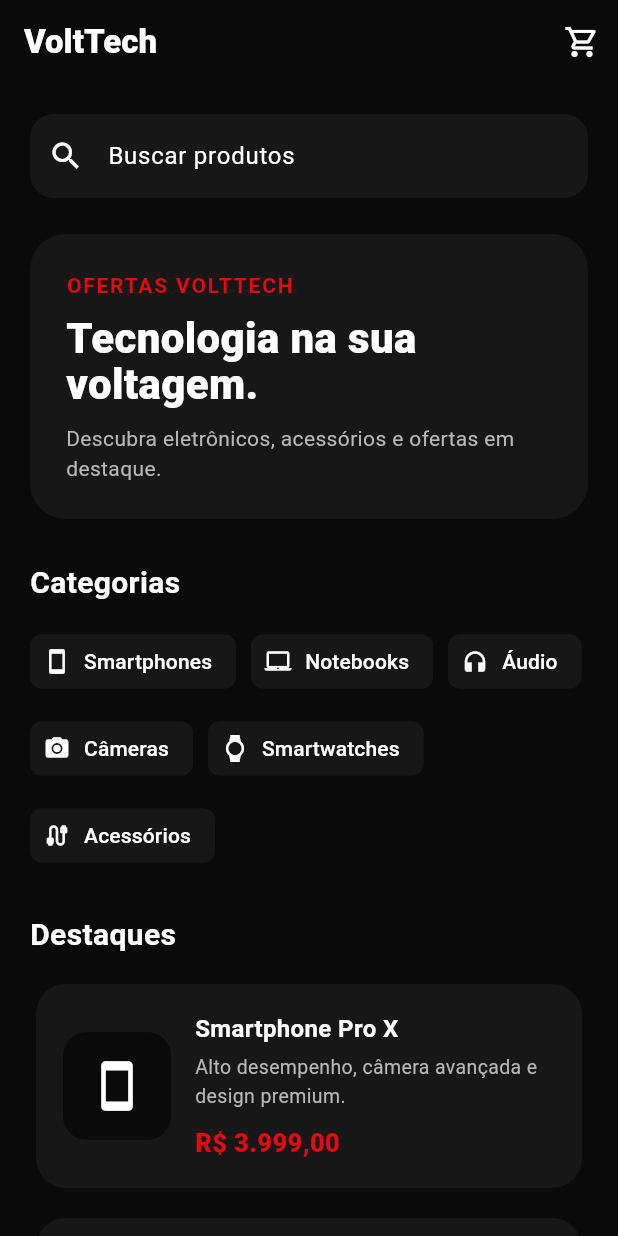
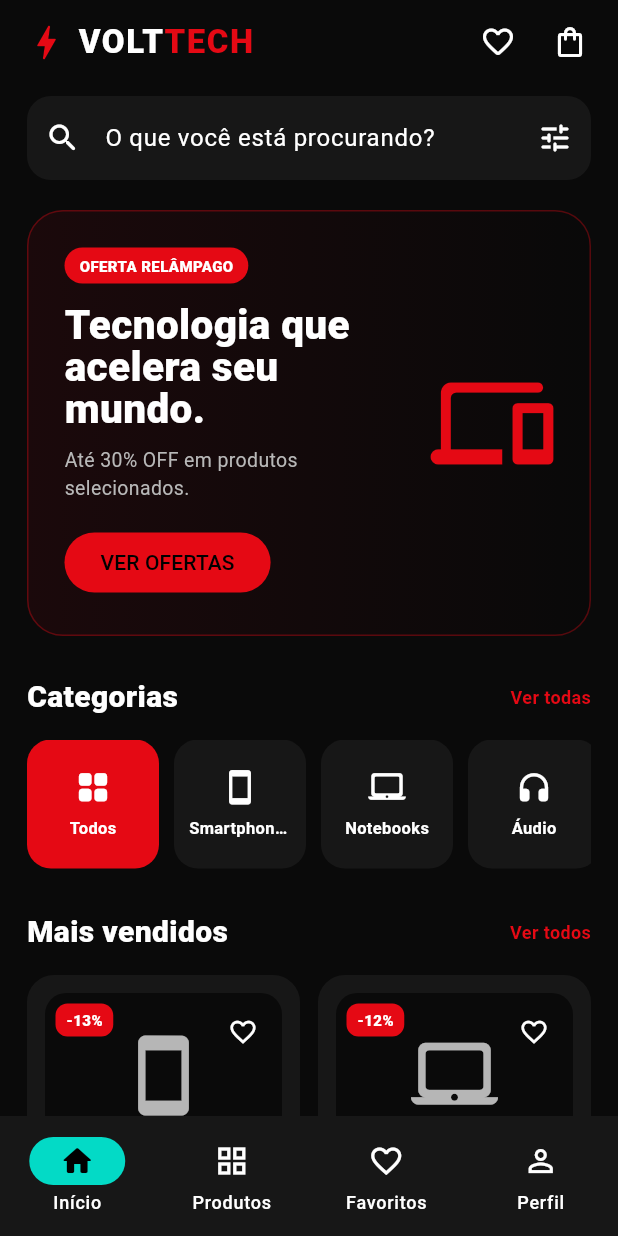
Before and after one commit to camposdigo/VoltTech, a Flutter app: the screen it shows after launch, on a phone screen of 412 x 824 dp. Run offline on Flutter 3.47's test engine with Material 3 defaults, Android fonts, the light colour scheme and no system bars.

Commit message:
feat: implementa interface completa da home VoltTech

```diff
--- a/lib/screens/home_screen.dart
+++ b/lib/screens/home_screen.dart
@@ -1,194 +1,218 @@
 import 'package:flutter/material.dart';
 import '../theme/app_theme.dart';
 
-class HomeScreen extends StatelessWidget {
+class HomeScreen extends StatefulWidget {
   const HomeScreen({super.key});
 
   @override
+  State<HomeScreen> createState() => _HomeScreenState();
+}
+
+class _HomeScreenState extends State<HomeScreen> {
+  int currentIndex = 0;
+  int cartItems = 0;
+  String selectedCategory = 'Todos';
+
+  final categories = const [
+    ('Todos', Icons.grid_view_rounded),
+    ('Smartphones', Icons.smartphone_rounded),
+    ('Notebooks', Icons.laptop_mac_rounded),
+    ('Áudio', Icons.headphones_rounded),
+    ('Câmeras', Icons.photo_camera_rounded),
+    ('Smartwatches', Icons.watch_rounded),
+    ('Acessórios', Icons.cable_rounded),
+  ];
+
+  final products = const [
+    Product('Smartphone Pro X', 'Smartphones', 'R\$ 3.999,00', 'R\$ 4.599,00', Icons.smartphone_rounded, 13),
+    Product('Notebook Ultra', 'Notebooks', 'R\$ 5.499,00', 'R\$ 6.299,00', Icons.laptop_mac_rounded, 12),
+    Product('Headphone Air Max', 'Áudio', 'R\$ 899,00', 'R\$ 1.099,00', Icons.headphones_rounded, 18),
+    Product('Smartwatch Vision', 'Smartwatches', 'R\$ 1.299,00', 'R\$ 1.599,00', Icons.watch_rounded, 19),
+    Product('Câmera Vision 4K', 'Câmeras', 'R\$ 2.799,00', 'R\$ 3.199,00', Icons.photo_camera_rounded, 12),
+    Product('Carregador Turbo 65W', 'Acessórios', 'R\$ 199,00', 'R\$ 249,00', Icons.bolt_rounded, 20),
+  ];
+
+  @override
   Widget build(BuildContext context) {
+    final visible = selectedCategory == 'Todos'
+        ? products
+        : products.where((p) => p.category == selectedCategory).toList();
+
     return Scaffold(
       appBar: AppBar(
-        title: const Text(
-          'VoltTech',
-          style: TextStyle(fontWeight: FontWeight.w800),
+        title: const Row(children: [
+          Icon(Icons.bolt_rounded, color: AppTheme.primary, size: 30),
+          SizedBox(width: 6),
+          Text('VOLT', style: TextStyle(fontWeight: FontWeight.w900, letterSpacing: 1)),
+          Text('TECH', style: TextStyle(color: AppTheme.primary, fontWeight: FontWeight.w900, letterSpacing: 1)),
+        ]),
+        actions: [
+          IconButton(onPressed: () {}, icon: const Icon(Icons.favorite_border_rounded)),
+          Badge(
+            label: Text('$cartItems'),
+            isLabelVisible: cartItems > 0,
+            child: IconButton(onPressed: () {}, icon: const Icon(Icons.shopping_bag_outlined)),
           ),
-        actions: [
-          IconButton(
-            onPressed: () {},
-            icon: const Icon(Icons.shopping_cart_outlined),
-          ),
+          const SizedBox(width: 8),
         ],
       ),
-      body: ListView(
-        padding: const EdgeInsets.all(20),
+      body: SafeArea(
+        child: ListView(
+          padding: const EdgeInsets.fromLTRB(18, 8, 18, 28),
           children: [
             TextField(
-            decoration: const InputDecoration(
-              hintText: 'Buscar produtos',
-              prefixIcon: Icon(Icons.search),
+              decoration: InputDecoration(
+                hintText: 'O que você está procurando?',
+                prefixIcon: const Icon(Icons.search_rounded),
+                suffixIcon: IconButton(onPressed: () {}, icon: const Icon(Icons.tune_rounded)),
+                filled: true,
+                fillColor: AppTheme.surface,
+                border: OutlineInputBorder(borderRadius: BorderRadius.circular(16), borderSide: BorderSide.none),
               ),
             ),
-          const SizedBox(height: 24),
+            const SizedBox(height: 20),
             Container(
               padding: const EdgeInsets.all(24),
               decoration: BoxDecoration(
-              color: AppTheme.surface,
+                gradient: const LinearGradient(colors: [Color(0xFF1B090B), Color(0xFF090909)]),
                 borderRadius: BorderRadius.circular(24),
+                border: Border.all(color: AppTheme.primary.withValues(alpha: .35)),
               ),
-            child: const Column(
-              crossAxisAlignment: CrossAxisAlignment.start,
-              children: [
-                Text(
-                  'OFERTAS VOLTTECH',
-                  style: TextStyle(
-                    color: AppTheme.primary,
-                    fontWeight: FontWeight.w700,
-                    letterSpacing: 1.2,
+              child: Row(children: [
+                Expanded(child: Column(crossAxisAlignment: CrossAxisAlignment.start, children: [
+                  Container(
+                    padding: const EdgeInsets.symmetric(horizontal: 10, vertical: 5),
+                    decoration: BoxDecoration(color: AppTheme.primary, borderRadius: BorderRadius.circular(20)),
+                    child: const Text('OFERTA RELÂMPAGO', style: TextStyle(fontSize: 10, fontWeight: FontWeight.w900)),
+                  ),
+                  const SizedBox(height: 14),
+                  const Text('Tecnologia que\nacelera seu mundo.', style: TextStyle(fontSize: 27, fontWeight: FontWeight.w900, height: 1.05)),
+                  const SizedBox(height: 10),
+                  const Text('Até 30% OFF em produtos selecionados.', style: TextStyle(color: AppTheme.textSecondary, fontSize: 13)),
+                  const SizedBox(height: 16),
+                  FilledButton(onPressed: () {}, child: const Text('VER OFERTAS')),
+                ])),
+                const SizedBox(width: 10),
+                const Icon(Icons.devices_rounded, size: 82, color: AppTheme.primary),
+              ]),
+            ),
+            const SizedBox(height: 26),
+            const _SectionTitle(title: 'Categorias', action: 'Ver todas'),
+            const SizedBox(height: 14),
+            SizedBox(
+              height: 86,
+              child: ListView.separated(
+                scrollDirection: Axis.horizontal,
+                itemCount: categories.length,
+                separatorBuilder: (_, __) => const SizedBox(width: 10),
+                itemBuilder: (_, i) {
+                  final item = categories[i];
+                  final active = selectedCategory == item.$1;
+                  return InkWell(
+                    borderRadius: BorderRadius.circular(16),
+                    onTap: () => setState(() => selectedCategory = item.$1),
+                    child: Container(
+                      width: 88,
+                      padding: const EdgeInsets.all(10),
+                      decoration: BoxDecoration(
+                        color: active ? AppTheme.primary : AppTheme.surface,
+                        borderRadius: BorderRadius.circular(16),
+                      ),
+                      child: Column(mainAxisAlignment: MainAxisAlignment.center, children: [
+                        Icon(item.$2, size: 25),
+                        const SizedBox(height: 7),
+                        Text(item.$1, maxLines: 1, overflow: TextOverflow.ellipsis, style: const TextStyle(fontSize: 11, fontWeight: FontWeight.w600)),
+                      ]),
+                    ),
+                  );
+                },
               ),
             ),
-                SizedBox(height: 10),
-                Text(
-                  'Tecnologia na sua voltagem.',
-                  style: TextStyle(
-                    fontSize: 28,
-                    fontWeight: FontWeight.w800,
-                    height: 1.1,
+            const SizedBox(height: 28),
+            const _SectionTitle(title: 'Mais vendidos', action: 'Ver todos'),
+            const SizedBox(height: 14),
+            GridView.builder(
+              shrinkWrap: true,
+              physics: const NeverScrollableScrollPhysics(),
+              itemCount: visible.length,
+              gridDelegate: const SliverGridDelegateWithFixedCrossAxisCount(crossAxisCount: 2, childAspectRatio: .63, crossAxisSpacing: 12, mainAxisSpacing: 12),
+              itemBuilder: (_, i) => _ProductCard(product: visible[i], onAdd: () => setState(() => cartItems++)),
             ),
-                ),
-                SizedBox(height: 10),
-                Text(
-                  'Descubra eletrônicos, acessórios e ofertas em destaque.',
-                  style: TextStyle(color: AppTheme.textSecondary),
+            const SizedBox(height: 28),
+            Container(
+              padding: const EdgeInsets.all(20),
+              decoration: BoxDecoration(color: AppTheme.surface, borderRadius: BorderRadius.circular(20)),
+              child: const Row(mainAxisAlignment: MainAxisAlignment.spaceAround, children: [
+                _Benefit(Icons.local_shipping_outlined, 'Entrega rápida'),
+                _Benefit(Icons.verified_user_outlined, 'Compra segura'),
+                _Benefit(Icons.workspace_premium_outlined, 'Garantia'),
+              ]),
             ),
           ],
         ),
       ),
-          const SizedBox(height: 28),
-          const Text(
-            'Categorias',
-            style: TextStyle(fontSize: 20, fontWeight: FontWeight.w700),
-          ),
-          const SizedBox(height: 14),
-          Wrap(
-            spacing: 10,
-            runSpacing: 10,
-            children: const [
-              _CategoryChip(icon: Icons.smartphone, label: 'Smartphones'),
-              _CategoryChip(icon: Icons.laptop_mac, label: 'Notebooks'),
-              _CategoryChip(icon: Icons.headphones, label: 'Áudio'),
-              _CategoryChip(icon: Icons.photo_camera, label: 'Câmeras'),
-              _CategoryChip(icon: Icons.watch, label: 'Smartwatches'),
-              _CategoryChip(icon: Icons.cable, label: 'Acessórios'),
-            ],
-          ),
-          const SizedBox(height: 28),
-          const Text(
-            'Destaques',
-            style: TextStyle(fontSize: 20, fontWeight: FontWeight.w700),
-          ),
-          const SizedBox(height: 14),
-          const _ProductCard(
-            name: 'Smartphone Pro X',
-            description: 'Alto desempenho, câmera avançada e design premium.',
-            price: 'R\$ 3.999,00',
-            icon: Icons.smartphone,
-          ),
-          const SizedBox(height: 12),
-          const _ProductCard(
-            name: 'Notebook Ultra',
-            description: 'Potência para estudar, trabalhar e criar.',
-            price: 'R\$ 5.499,00',
-            icon: Icons.laptop_mac,
-          ),
+      bottomNavigationBar: NavigationBar(
+        selectedIndex: currentIndex,
+        onDestinationSelected: (i) => setState(() => currentIndex = i),
+        destinations: const [
+          NavigationDestination(icon: Icon(Icons.home_outlined), selectedIcon: Icon(Icons.home_rounded), label: 'Início'),
+          NavigationDestination(icon: Icon(Icons.grid_view_outlined), selectedIcon: Icon(Icons.grid_view_rounded), label: 'Produtos'),
+          NavigationDestination(icon: Icon(Icons.favorite_border), selectedIcon: Icon(Icons.favorite), label: 'Favoritos'),
+          NavigationDestination(icon: Icon(Icons.person_outline), selectedIcon: Icon(Icons.person), label: 'Perfil'),
         ],
       ),
     );
   }
 }
 
-class _CategoryChip extends StatelessWidget {
+class Product {
+  final String name, category, price, oldPrice;
   final IconData icon;
-  final String label;
+  final int discount;
+  const Product(this.name, this.category, this.price, this.oldPrice, this.icon, this.discount);
+}
 
-  const _CategoryChip({required this.icon, required this.label});
-
+class _SectionTitle extends StatelessWidget {
+  final String title, action;
+  const _SectionTitle({required this.title, required this.action});
   @override
-  Widget build(BuildContext context) {
-    return Chip(
-      avatar: Icon(icon, size: 18, color: Colors.white),
-      label: Text(label),
-      backgroundColor: AppTheme.surface,
-      side: BorderSide.none,
-      padding: const EdgeInsets.symmetric(horizontal: 8, vertical: 8),
-    );
-  }
+  Widget build(BuildContext context) => Row(mainAxisAlignment: MainAxisAlignment.spaceBetween, children: [
+    Text(title, style: const TextStyle(fontSize: 20, fontWeight: FontWeight.w800)),
+    Text(action, style: const TextStyle(color: AppTheme.primary, fontSize: 12, fontWeight: FontWeight.w700)),
+  ]);
 }
 
 class _ProductCard extends StatelessWidget {
-  final String name;
-  final String description;
-  final String price;
-  final IconData icon;
-
-  const _ProductCard({
-    required this.name,
-    required this.description,
-    required this.price,
-    required this.icon,
-  });
-
+  final Product product;
+  final VoidCallback onAdd;
+  const _ProductCard({required this.product, required this.onAdd});
   @override
-  Widget build(BuildContext context) {
-    return Card(
-      shape: RoundedRectangleBorder(borderRadius: BorderRadius.circular(20)),
-      child: Padding(
-        padding: const EdgeInsets.all(18),
-        child: Row(
-          children: [
-            Container(
-              width: 72,
-              height: 72,
-              decoration: BoxDecoration(
-                color: AppTheme.background,
-                borderRadius: BorderRadius.circular(16),
-              ),
-              child: Icon(icon, size: 36),
-            ),
-            const SizedBox(width: 16),
-            Expanded(
-              child: Column(
-                crossAxisAlignment: CrossAxisAlignment.start,
-                children: [
-                  Text(
-                    name,
-                    style: const TextStyle(
-                      fontSize: 16,
-                      fontWeight: FontWeight.w700,
-                    ),
-                  ),
-                  const SizedBox(height: 5),
-                  Text(
-                    description,
-                    style: const TextStyle(
-                      color: AppTheme.textSecondary,
-                      fontSize: 13,
-                    ),
-                  ),
+  Widget build(BuildContext context) => Container(
+    padding: const EdgeInsets.all(12),
+    decoration: BoxDecoration(color: AppTheme.surface, borderRadius: BorderRadius.circular(18)),
+    child: Column(crossAxisAlignment: CrossAxisAlignment.start, children: [
+      Stack(children: [
+        Container(height: 110, decoration: BoxDecoration(color: AppTheme.background, borderRadius: BorderRadius.circular(14)), child: Center(child: Icon(product.icon, size: 58, color: Colors.white70))),
+        Positioned(top: 7, left: 7, child: Container(padding: const EdgeInsets.symmetric(horizontal: 7, vertical: 4), decoration: BoxDecoration(color: AppTheme.primary, borderRadius: BorderRadius.circular(8)), child: Text('-${product.discount}%', style: const TextStyle(fontSize: 10, fontWeight: FontWeight.w800)))),
+        Positioned(top: 2, right: 2, child: IconButton(onPressed: () {}, icon: const Icon(Icons.favorite_border, size: 20))),
+      ]),
       const SizedBox(height: 10),
-                  Text(
-                    price,
-                    style: const TextStyle(
-                      color: AppTheme.primary,
-                      fontWeight: FontWeight.w800,
-                      fontSize: 17,
-                    ),
-                  ),
-                ],
-              ),
-            ),
-          ],
-        ),
-      ),
+      Text(product.category.toUpperCase(), style: const TextStyle(color: AppTheme.primary, fontSize: 9, fontWeight: FontWeight.w800, letterSpacing: .7)),
+      const SizedBox(height: 4),
+      Text(product.name, maxLines: 2, overflow: TextOverflow.ellipsis, style: const TextStyle(fontWeight: FontWeight.w700, fontSize: 14)),
+      const Spacer(),
+      Text(product.oldPrice, style: const TextStyle(color: AppTheme.textSecondary, fontSize: 10, decoration: TextDecoration.lineThrough)),
+      Text(product.price, style: const TextStyle(color: AppTheme.primary, fontSize: 16, fontWeight: FontWeight.w900)),
+      const SizedBox(height: 8),
+      SizedBox(width: double.infinity, height: 34, child: FilledButton(onPressed: onAdd, child: const Text('ADICIONAR', style: TextStyle(fontSize: 10, fontWeight: FontWeight.w800)))),
+    ]),
   );
 }
+
+class _Benefit extends StatelessWidget {
+  final IconData icon;
+  final String label;
+  const _Benefit(this.icon, this.label);
+  @override
+  Widget build(BuildContext context) => Column(children: [Icon(icon, color: AppTheme.primary), const SizedBox(height: 6), Text(label, style: const TextStyle(fontSize: 10, fontWeight: FontWeight.w600))]);
 }
```
Lines whose indentation alone changed are shown as unchanged.
